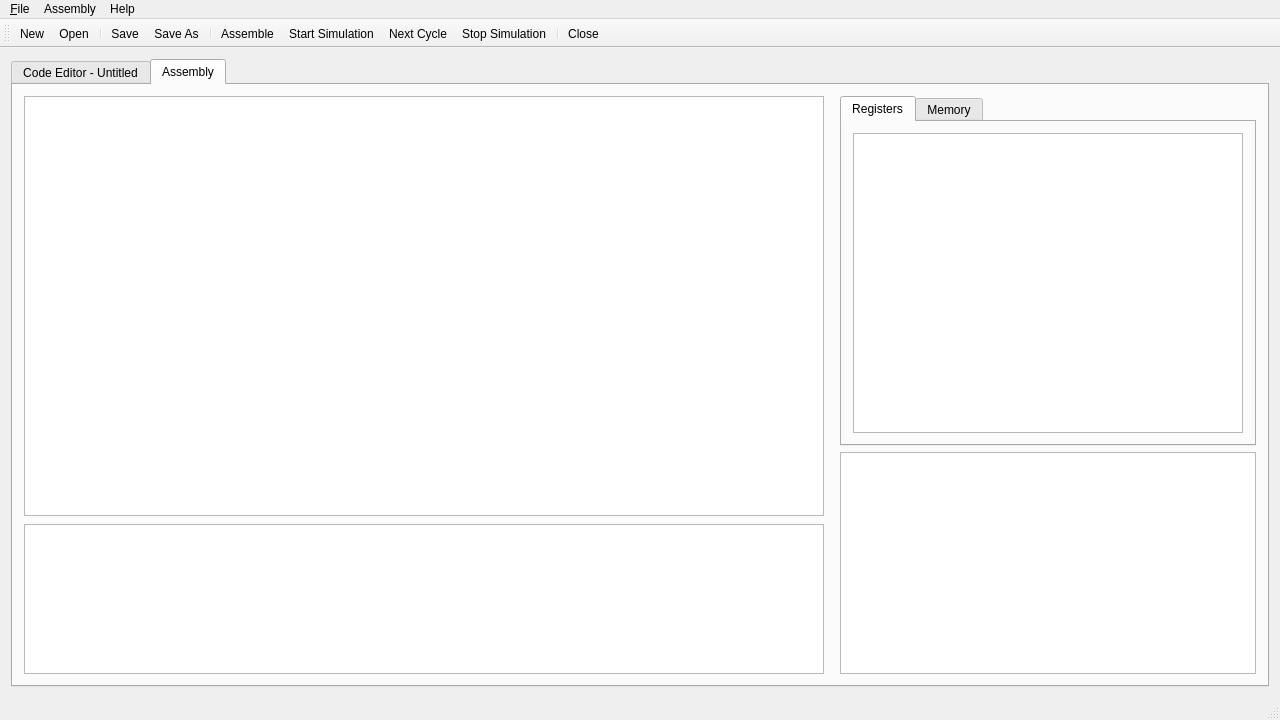
Qt form mainwindow.ui (ahmed-agiza/MPLS) before a commit.
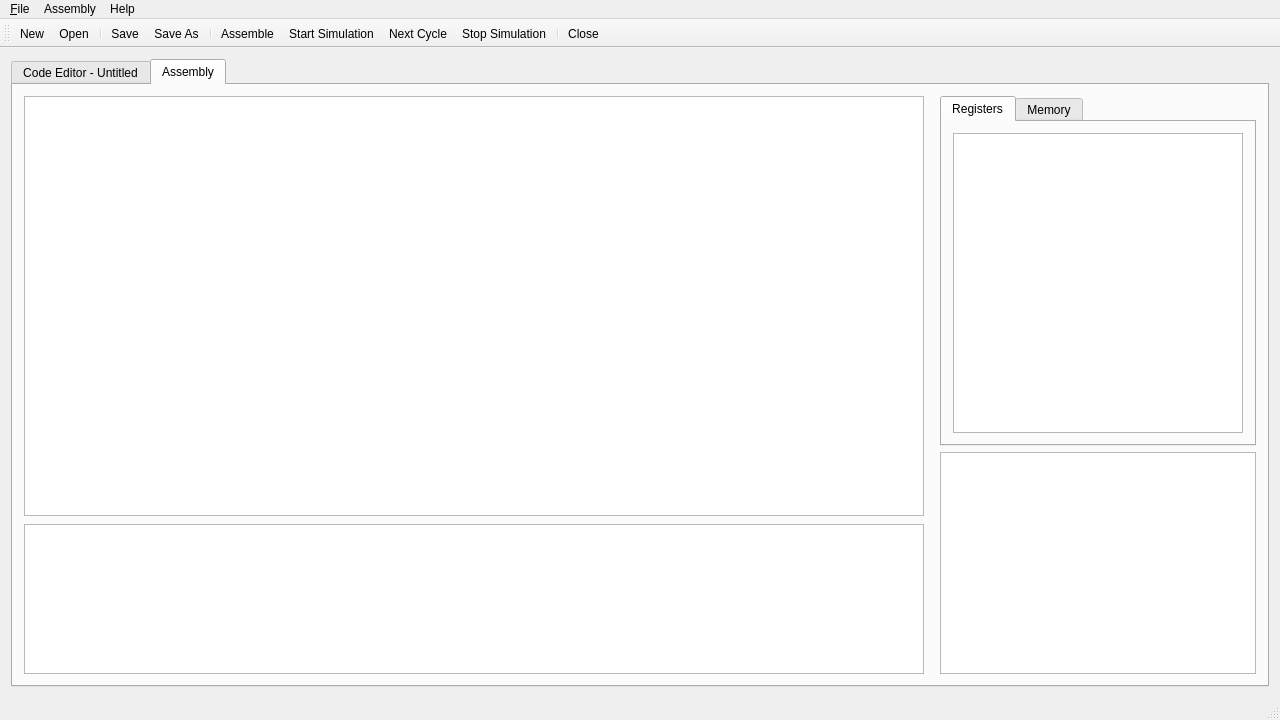
The same form after that commit. The open tabs and pages were chosen to show the change.

Commit message: Views' Models

```diff
--- a/mainwindow.ui
+++ b/mainwindow.ui
@@ -53,25 +53,22 @@
                <number>10</number>
               </property>
               <item>
-               <widget class="QTextEdit" name="txtConsole">
+               <widget class="QTableView" name="tblAssembled">
                 <property name="minimumSize">
                  <size>
-                  <width>800</width>
+                  <width>900</width>
                   <height>420</height>
                  </size>
                 </property>
-                <property name="toolTip">
-                 <string>Assembled Instructions</string>
-                </property>
-                <property name="readOnly">
-                 <bool>true</bool>
+                <property name="sizeAdjustPolicy">
+                 <enum>QAbstractScrollArea::AdjustIgnored</enum>
                 </property>
                </widget>
               </item>
               <item>
-               <widget class="QTableView" name="tblAssembled">
-                <property name="toolTip">
-                 <string>Log</string>
+               <widget class="QTextEdit" name="txtConsole">
+                <property name="readOnly">
+                 <bool>true</bool>
                 </property>
                </widget>
               </item>
```
Left out of the diff: 2 changed lines with no effect on the pictures. The commit also changes 17 other files.
